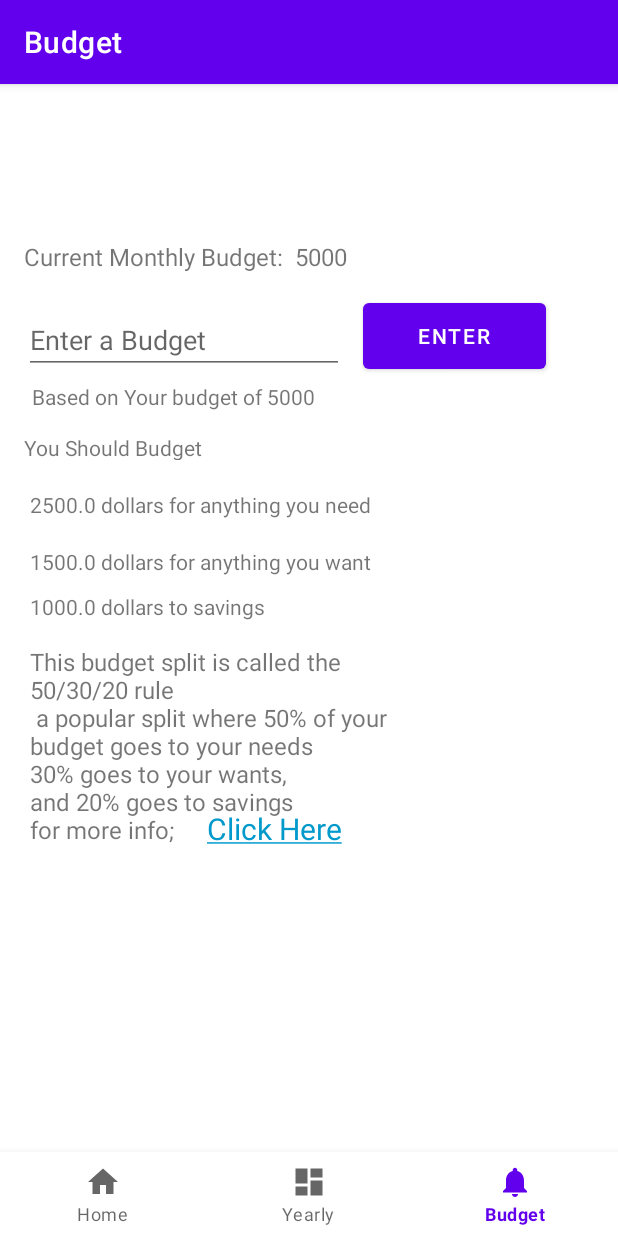
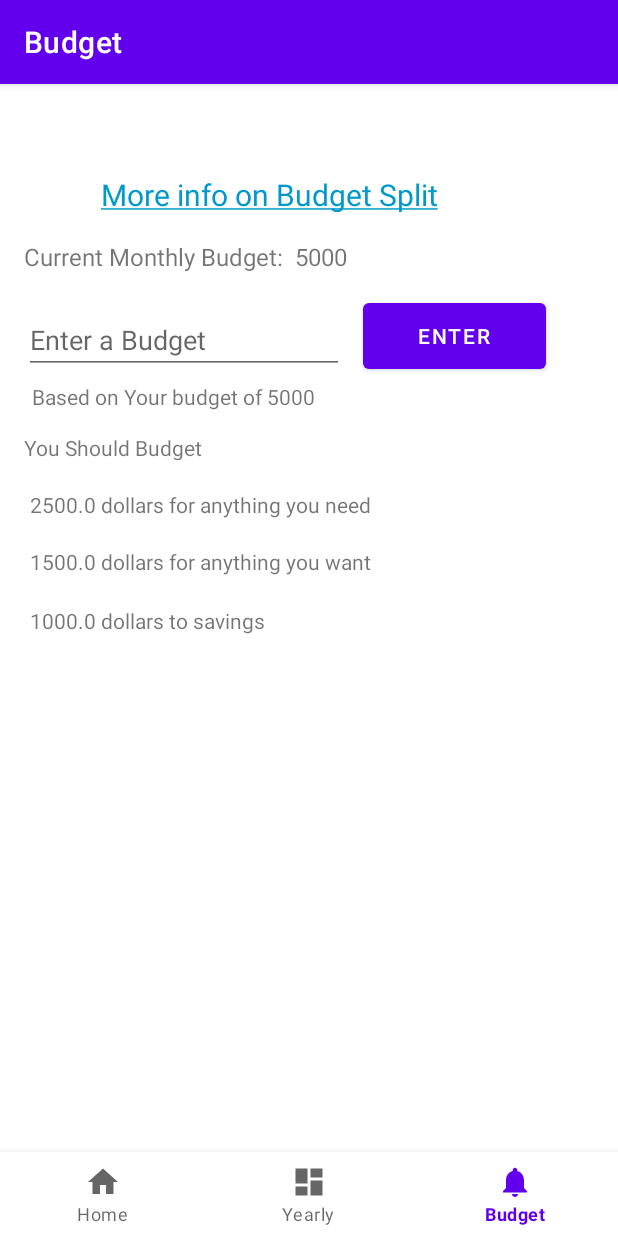
Before and after one commit to mirandae776/budget, an Android app: the NotificationsFragment screen opened through its navigation route, on a phone screen of 412 x 824 dp. Run offline under Robolectric (Android 15) with nearby library versions, the phone set to English and light mode, and no system bars; our stand-ins replace Room's generated code, navigation-ui.

Commit message:
moved link position

```diff
--- a/app/src/main/AndroidManifest.xml
+++ b/app/src/main/AndroidManifest.xml
@@ -14,6 +14,7 @@
         tools:targetApi="31">
         <activity
             android:name=".MainActivity"
+            android:windowSoftInputMode="adjustResize"
             android:exported="true"
             android:label="@string/app_name">
             <intent-filter>
--- a/app/src/main/java/edu/msoe/budget_app/ui/notifications/NotificationsFragment.kt
+++ b/app/src/main/java/edu/msoe/budget_app/ui/notifications/NotificationsFragment.kt
@@ -44,7 +44,6 @@ class NotificationsFragment : Fragment() {
         val wantsText = root.findViewById<TextView>(R.id.wantsTextView)
         val savingsText = root.findViewById<TextView>(R.id.savingsTextView)
         val basedOnText = root.findViewById<TextView>(R.id.basedOnText)
-        val infoTextView = root.findViewById<TextView>(R.id.infoTextView)
         budgetText.text = viewModel.budget.toString()
 
         val changeBudgetEditText = root.findViewById<EditText>(R.id.changeBudgetText)
@@ -57,12 +56,7 @@ class NotificationsFragment : Fragment() {
         savingsText.text = savingsAllocation
         println("HAI" + savingsAllocation)
         basedOnText.text = basedOn
-        val infoText = "This budget split is called the 50/30/20 rule\n " +
-                "a popular split where 50% of your budget goes to your needs\n" +
-                "30% goes to your wants,\n" +
-                "and 20% goes to savings\n" +
-                "for more info;"
-        infoTextView.text =  infoText
+
 
         val forbesLinkTextView: TextView = root.findViewById(R.id.forbesLink)
 
@@ -93,7 +87,7 @@ class NotificationsFragment : Fragment() {
             startActivity(browserIntent)
         }
 
-        setUnderlinedText(forbesLinkTextView, "Click Here")
+        setUnderlinedText(forbesLinkTextView, "More info on Budget Split")
         forbesLinkTextView.setOnClickListener {
             openForbesLink(it)
         }
--- a/app/src/main/res/layout/fragment_notifications.xml
+++ b/app/src/main/res/layout/fragment_notifications.xml
@@ -52,20 +52,6 @@
         app:layout_constraintTop_toTopOf="parent" />
 
     <TextView
-        android:id="@+id/forbesLink"
-        android:layout_width="0dp"
-        android:layout_height="25dp"
-        android:layout_marginEnd="184dp"
-        android:layout_marginBottom="260dp"
-        android:autoLink="web"
-        android:onClick="openForbesLink"
-        android:text="Click Here"
-        android:textColor="@android:color/holo_blue_dark"
-        android:textSize="20sp"
-        app:layout_constraintBottom_toBottomOf="parent"
-        app:layout_constraintEnd_toEndOf="parent" />
-
-    <TextView
         android:id="@+id/basedOnText"
         android:layout_width="342dp"
         android:layout_height="26dp"
@@ -108,21 +94,24 @@
         android:layout_height="23dp"
         android:layout_marginStart="20dp"
         android:layout_marginTop="15dp"
-        android:layout_marginBottom="22dp"
-        app:layout_constraintBottom_toTopOf="@+id/infoTextView"
         app:layout_constraintStart_toStartOf="parent"
         app:layout_constraintTop_toBottomOf="@+id/wantsTextView" />
 
     <TextView
-        android:id="@+id/infoTextView"
-        android:layout_width="238dp"
-        android:layout_height="134dp"
-        android:layout_marginStart="20dp"
-        android:layout_marginBottom="260dp"
-        android:text="TextView"
-        android:textSize="16sp"
-        app:layout_constraintBottom_toBottomOf="parent"
-        app:layout_constraintStart_toStartOf="parent" />
+        android:id="@+id/forbesLink"
+        android:layout_width="235dp"
+        android:layout_height="25dp"
+        android:layout_marginStart="67dp"
+        android:layout_marginTop="4dp"
+        android:layout_marginEnd="109dp"
+        android:autoLink="web"
+        android:onClick="openForbesLink"
+        android:text="More Info On Budget Split"
+        android:textColor="@android:color/holo_blue_dark"
+        android:textSize="20sp"
+        app:layout_constraintEnd_toEndOf="parent"
+        app:layout_constraintStart_toStartOf="parent"
+        app:layout_constraintTop_toTopOf="parent" />
 
 
 </androidx.constraintlayout.widget.ConstraintLayout>
```
